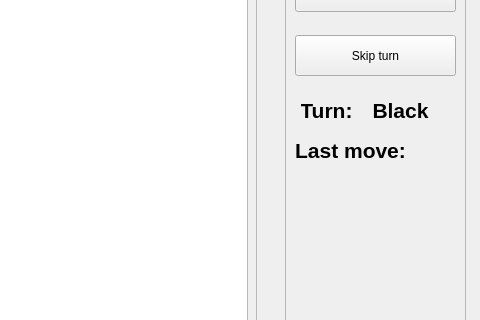
This is graphics/rowindow.ui in GaAlf/ro as Qt 5 draws it before an edit; both pictures show x 224 to 704 and y 132 to 452 of the 704 by 612 pixel window. The edited form follows.
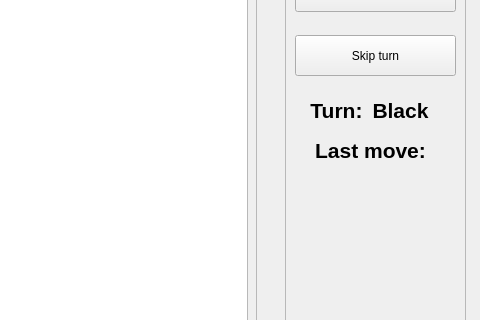
This is the edited form.

```diff
--- a/graphics/rowindow.ui
+++ b/graphics/rowindow.ui
@@ -270,7 +270,7 @@
       <rect>
        <x>16</x>
        <y>200</y>
-       <width>51</width>
+       <width>71</width>
        <height>31</height>
       </rect>
      </property>
@@ -329,7 +329,7 @@
       <rect>
        <x>10</x>
        <y>240</y>
-       <width>111</width>
+       <width>151</width>
        <height>31</height>
       </rect>
      </property>
@@ -350,10 +350,10 @@
     <widget class="QLabel" name="label_lastMove">
      <property name="geometry">
       <rect>
-       <x>130</x>
-       <y>240</y>
-       <width>31</width>
-       <height>31</height>
+       <x>30</x>
+       <y>280</y>
+       <width>121</width>
+       <height>51</height>
       </rect>
      </property>
      <property name="font">
```
